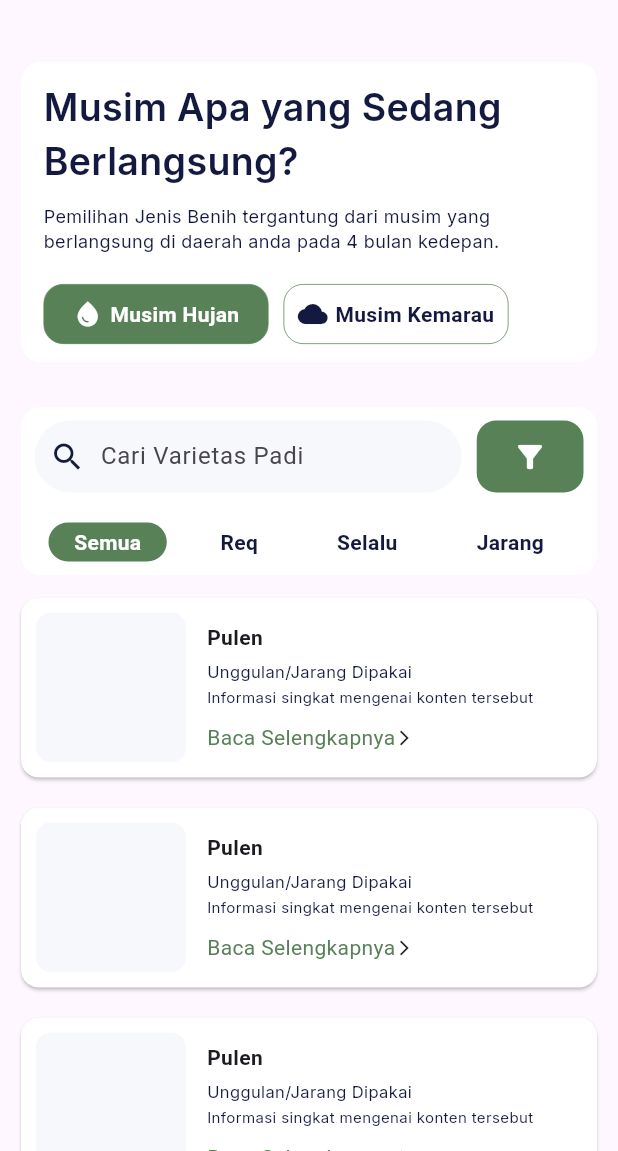
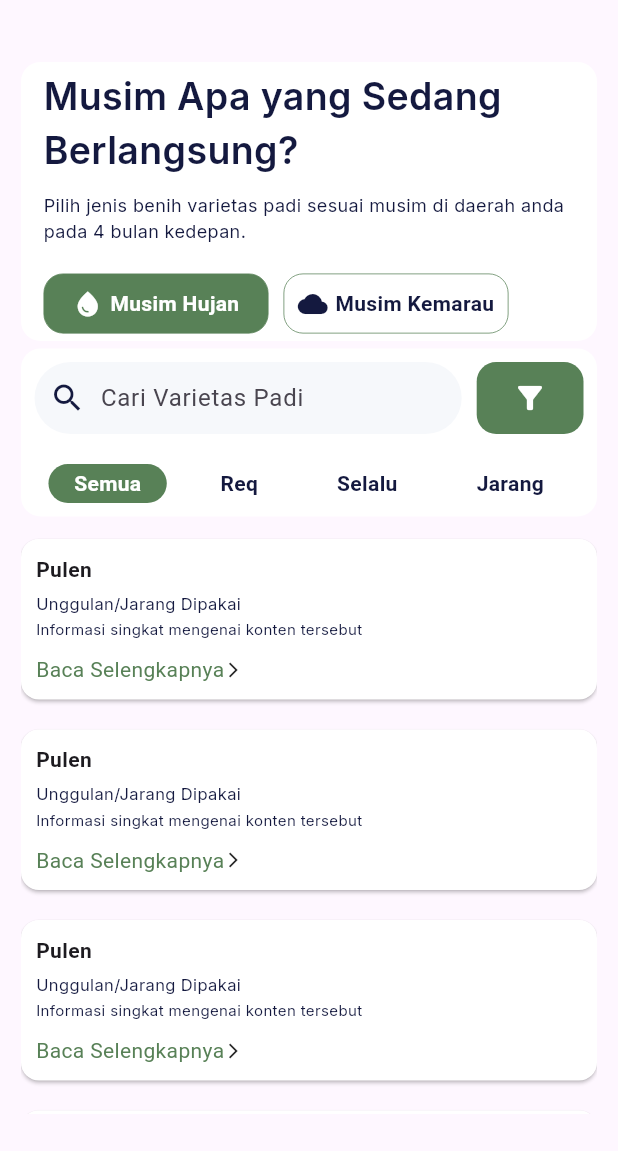
Before and after one commit to fuadadhim24/ketertelusuran_mobile, a Flutter app: the VarietasPadiPage screen opened by its route, on a phone screen of 412 x 824 dp, the part 85-1236 px from its top. Run offline on Flutter 3.47's test engine with Material 3 defaults, Android fonts, the light colour scheme and no system bars; our stand-ins replace carousel_slider, dio, dropdown_button2, flutter_map, get, google_fonts and 4 more; missing offline and left inert: flutter_sliding_up_panel, google_maps_place_picker_mb; accounts and stored records are empty; network calls fail.

Commit message:
refactor: varietas padi page

```diff
--- a/lib/ui/pages/home_page.dart
+++ b/lib/ui/pages/home_page.dart
@@ -541,8 +541,8 @@ class _HomePageState extends State<HomePage> {
                 iconUrl: 'assets/ic_varietas.png',
                 onTap: () {
                   // Routing ke halaman VarietasPadiPage
-                  debugTesting();
-                  // Get.toNamed('/varietas-padi');
+                  // debugTesting();
+                  Get.toNamed('/varietas-padi');
                 },
               ),
               CustomHomeService(
--- a/lib/ui/pages/varietas_padi_page.dart
+++ b/lib/ui/pages/varietas_padi_page.dart
@@ -37,28 +37,35 @@ class _VarietasPadiPageState extends State<VarietasPadiPage> {
           ),
         ),
       ),
-      body: ListView(
+      body: Container(
+        height: MediaQuery.of(context).size.height,
         padding: const EdgeInsets.symmetric(
           horizontal: 14,
         ),
+        child: SizedBox(
+          height: MediaQuery.of(context).size.height,
+          child: Column(
             children: [
-          // buildHomeHeading(),
               SizedBox(
                 height: 10,
               ),
               buildNotes(),
               SizedBox(
-            height: 30,
+                height: 5,
               ),
               buildSearchContainer(),
               SizedBox(
                 height: 5,
               ),
-          buildVarietasPadiContent(),
+              Expanded(
+                child: buildVarietasPadiContent(),
+              ),
               SizedBox(
-            height: 30,
+                height: 25,
               ),
             ],
+          ),
+        ),
       ),
     );
   }
@@ -116,10 +123,9 @@ class _VarietasPadiPageState extends State<VarietasPadiPage> {
           Container(
             padding: const EdgeInsets.symmetric(
               horizontal: 15,
-              vertical: 12,
+              vertical: 5,
             ),
             width: double.infinity,
-            constraints: const BoxConstraints(minHeight: 189),
             decoration: BoxDecoration(
               color: whiteContainerColor,
               borderRadius: BorderRadius.circular(13),
@@ -138,7 +144,7 @@ class _VarietasPadiPageState extends State<VarietasPadiPage> {
                   height: 10,
                 ),
                 Text(
-                  'Pemilihan Jenis Benih tergantung dari musim yang berlangsung di daerah anda pada 4 bulan kedepan.',
+                  'Pilih jenis benih varietas padi sesuai musim di daerah anda pada 4 bulan kedepan.',
                   style: BlackTextStyle.copyWith(
                     fontSize: 12,
                   ),
@@ -222,16 +228,18 @@ class _VarietasPadiPageState extends State<VarietasPadiPage> {
                           children: [
                             Icon(
                               Icons.cloud,
-                              color:
-                                  !isRainySeason ? whiteContainerColor : txtBlackColor,
+                              color: !isRainySeason
+                                  ? whiteContainerColor
+                                  : txtBlackColor,
                               size: 20,
                             ),
                             SizedBox(width: 5),
                             Text(
                               'Musim Kemarau',
                               style: TextStyle(
-                                color:
-                                    !isRainySeason ? whiteContainerColor : txtBlackColor,
+                                color: !isRainySeason
+                                    ? whiteContainerColor
+                                    : txtBlackColor,
                                 fontWeight: semiBold,
                                 fontSize: 14,
                               ),
@@ -336,7 +344,7 @@ class _VarietasPadiPageState extends State<VarietasPadiPage> {
       onTap: () {
         setState(() {
           selectedOption =
-              ['Semua', 'Potensial', 'Selalu', 'Jarang'].indexOf(option);
+              ['Semua', 'Req', 'Selalu', 'Jarang'].indexOf(option);
         });
       },
       child: AnimatedContainer(
@@ -360,8 +368,8 @@ class _VarietasPadiPageState extends State<VarietasPadiPage> {
   Widget buildVarietasPadiContent() {
     return ListView.builder(
       shrinkWrap: true,
-      physics: NeverScrollableScrollPhysics(),
-      itemCount: 5, // Ganti dengan jumlah konten yang diinginkan
+      physics: ScrollPhysics(),
+      itemCount: 5,
       itemBuilder: (context, index) {
         return buildContentCard();
       },
@@ -379,15 +387,6 @@ class _VarietasPadiPageState extends State<VarietasPadiPage> {
           children: [
             Row(
               children: [
-                ClipRRect(
-                  borderRadius: BorderRadius.circular(10),
-                  child: Container(
-                    width: 100,
-                    height: 100,
-                    color: whiteBackgroundColor,
-                  ),
-                ),
-                SizedBox(width: 14),
                 Expanded(
                   child: Column(
                     crossAxisAlignment: CrossAxisAlignment.start,
@@ -420,7 +419,8 @@ class _VarietasPadiPageState extends State<VarietasPadiPage> {
                       SizedBox(height: 10),
                       InkWell(
                         onTap: () {
-                          Get.toNamed('/read-more');// Tambahkan aksi ketika tombol "Baca Selengkapnya" ditekan
+                          Get.toNamed(
+                              '/read-more'); // Tambahkan aksi ketika tombol "Baca Selengkapnya" ditekan
                         },
                         child: Row(
                           children: [
```
Lines whose indentation alone changed are shown as unchanged.
